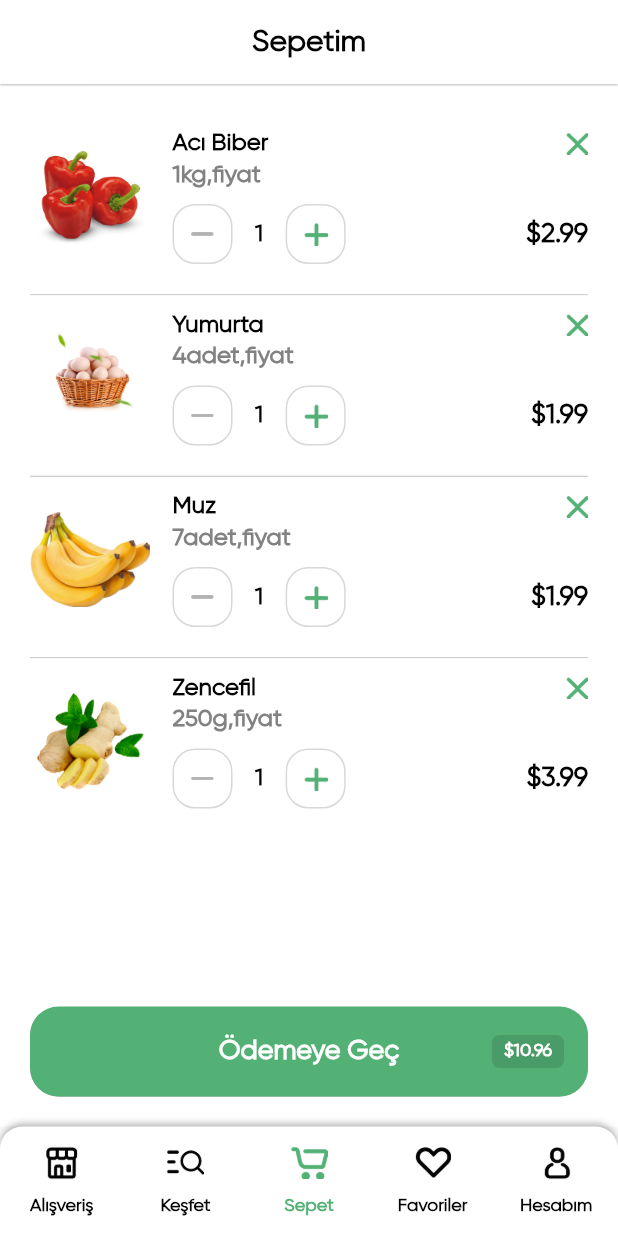
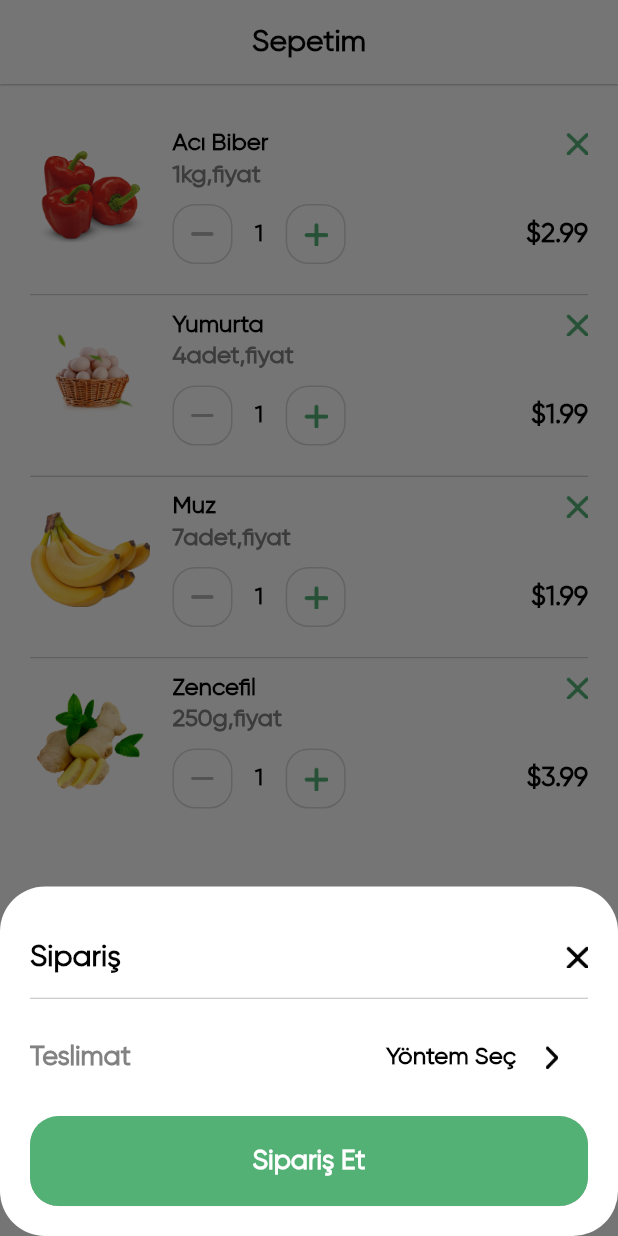
Before and after one commit to yusufakkobak34/flutter_groceries_app, a Flutter app: the screen it shows after launch, item 3 of the bottom bar chosen, after a tap on "Ödemeye Geç", on a phone screen of 412 x 824 dp. Run offline on Flutter 3.47's test engine with Material 2 defaults, Android fonts, the phone set to English and light mode, and no system bars; our stand-ins replace flutter_rating_bar; missing offline and left inert: fl_country_code_picker.

Commit message:
Add checkout functionality to MyCartView and create CheckoutView

```diff
--- a/lib/view/my_cart/checkout_view.dart
+++ b/lib/view/my_cart/checkout_view.dart
@@ -1,4 +1,6 @@
 import 'package:flutter/material.dart';
+import 'package:flutter_groceries_app/common/color/color_extension.dart';
+import 'package:flutter_groceries_app/common_widgets/round_button.dart';
 
 class CheckoutView extends StatefulWidget {
   const CheckoutView({super.key});
@@ -10,6 +12,86 @@ class CheckoutView extends StatefulWidget {
 class _CheckoutViewState extends State<CheckoutView> {
   @override
   Widget build(BuildContext context) {
-    return const Placeholder();
+    return Container(
+      padding: const EdgeInsets.all(20.0),
+      decoration: BoxDecoration(
+        color: Colors.white,
+        borderRadius: BorderRadius.circular(30),
+      ),
+      child: Column(
+        mainAxisSize: MainAxisSize.min,
+        children: [
+          Padding(
+            padding: const EdgeInsets.symmetric(vertical: 15),
+            child: Row(
+              mainAxisAlignment: MainAxisAlignment.spaceBetween,
+              children: [
+                Text(
+                  "Sipariş",
+                  style: TextStyle(
+                    color: TColor.primaryText,
+                    fontSize: 20,
+                    fontWeight: FontWeight.w700,
+                  ),
+                ),
+                InkWell(
+                  onTap: () {
+                    Navigator.pop(context);
+                  },
+                  child: Image.asset(
+                    "assets/img/close.png",
+                    width: 15,
+                    height: 15,
+                    color: TColor.primaryText,
+                  ),
+                ),
+              ],
+            ),
+          ),
+          const Divider(
+            color: Colors.black26,
+            height: 1,
+          ),
+          Padding(
+            padding: const EdgeInsets.symmetric(vertical: 15),
+            child: Row(
+              children: [
+                Text(
+                  "Teslimat",
+                  style: TextStyle(
+                    color: TColor.secondaryText,
+                    fontSize: 18,
+                    fontWeight: FontWeight.w600,
+                  ),
+                ),
+                Expanded(
+                  child: Text(
+                    "Yöntem Seç",
+                    textAlign: TextAlign.end,
+                    style: TextStyle(
+                      color: TColor.primaryText,
+                      fontSize: 16,
+                      fontWeight: FontWeight.w600,
+                    ),
+                  ),
+                ),
+                IconButton(
+                  onPressed: () {},
+                  icon: Image.asset(
+                    "assets/img/next.png",
+                    height: 15,
+                    color: TColor.primaryText,
+                  ),
+                )
+              ],
+            ),
+          ),
+          RoundButton(
+            title: "Sipariş Et",
+            onPressed: () {},
+          )
+        ],
+      ),
+    );
   }
 }
--- a/lib/view/my_cart/my_cart_view.dart
+++ b/lib/view/my_cart/my_cart_view.dart
@@ -1,6 +1,7 @@
 import 'package:flutter/material.dart';
 import 'package:flutter_groceries_app/common/color/color_extension.dart';
 import 'package:flutter_groceries_app/common_widgets/cart_item_row.dart';
+import 'package:flutter_groceries_app/view/my_cart/checkout_view.dart';
 
 class MyCartView extends StatefulWidget {
   const MyCartView({super.key});
@@ -79,7 +80,9 @@ class _MyCartViewState extends State<MyCartView> {
               mainAxisAlignment: MainAxisAlignment.end,
               children: [
                 MaterialButton(
-                  onPressed: () {},
+                  onPressed: () {
+                    showCheckout();
+                  },
                   height: 60,
                   shape: RoundedRectangleBorder(
                       borderRadius: BorderRadius.circular(19)),
@@ -128,4 +131,15 @@ class _MyCartViewState extends State<MyCartView> {
       ),
     );
   }
+
+  void showCheckout() {
+    showModalBottomSheet(
+      backgroundColor: Colors.transparent,
+      isDismissible: false,
+      context: context,
+      builder: (context) {
+        return const CheckoutView();
+      },
+    );
+  }
 }
```
Also changed, not shown: 2 other files.
